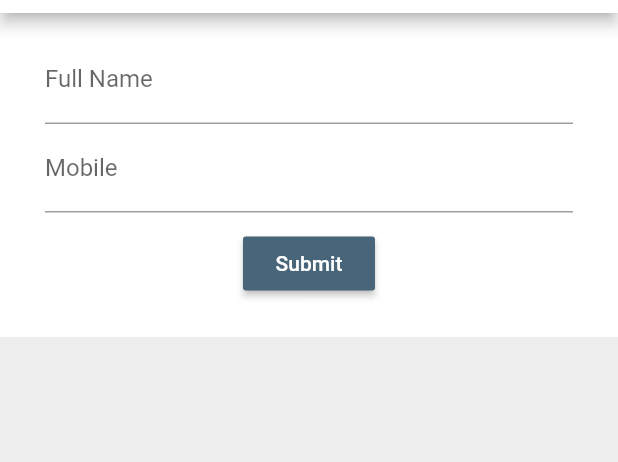
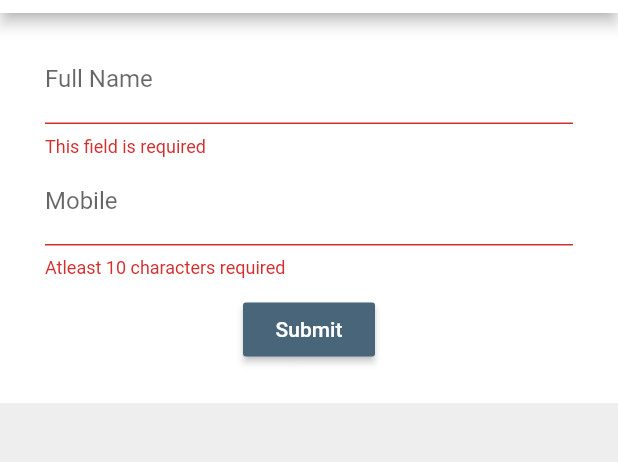
Before and after one commit to justemandleni/flutter-sql_lite_crud, a Flutter app: the screen it shows after launch, after a tap on "Submit", on a phone screen of 412 x 824 dp, the part 71-533 px from its top. Run offline on Flutter 3.47's test engine with Material 2 defaults, Android fonts, the phone set to English and light mode, and no system bars.

Commit message:
input field validators

```diff
--- a/lib/main.dart
+++ b/lib/main.dart
@@ -100,10 +100,12 @@ class _MyHomePageState extends State<MyHomePage> {
           TextFormField(
             decoration: InputDecoration(labelText: 'Full Name'),
             onSaved: (val) => setState(() => _contact.name = val),
+            validator: (val) => (val.length == 0 ? 'This field is required': null),
           ),
           TextFormField(
             decoration: InputDecoration(labelText: 'Mobile'),
             onSaved: (val) => setState(() => _contact.mobile = val),
+            validator: (val) => (val.length < 10 ? 'Atleast 10 characters required': null),
           ),
 
           Container(
@@ -122,8 +124,11 @@ class _MyHomePageState extends State<MyHomePage> {
 
   _onSubmit(){
     var form = _formKey.currentState;
-    form.save();
-    print(_contact.name);
+    if(form.validate()){
+      form.save();
+      print(_contact.name);
+      //print(_contact.mobile);
+    }
   }
   _list() => Container();
 
```
